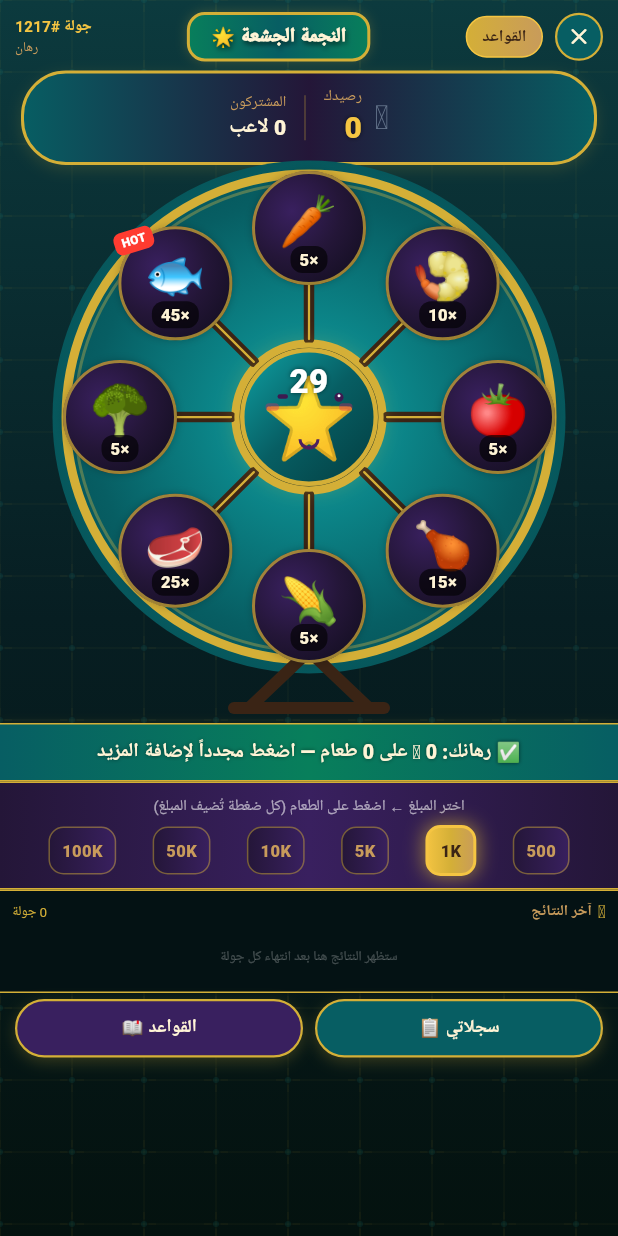
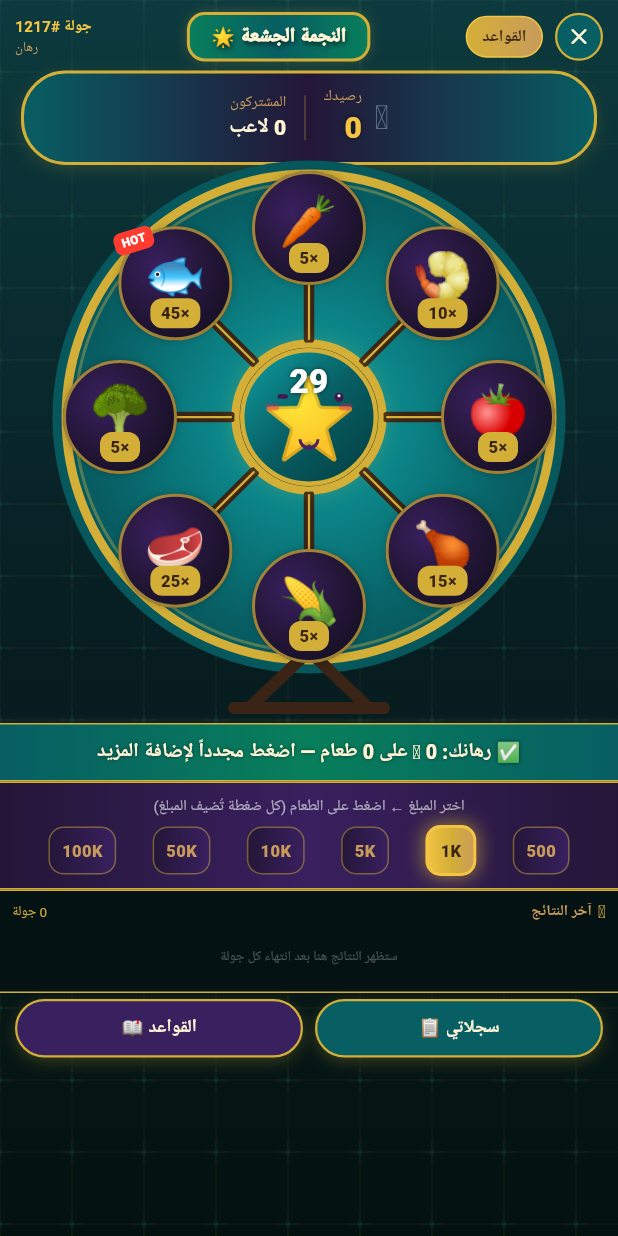
Before and after one commit to sheet-cmyk/chat-live, a Flutter app: the GreedyStarScreen screen opened by its route, on a phone screen of 412 x 824 dp. Run offline on Flutter 3.47's test engine with Material 3 defaults, Android fonts, the phone set to English and light mode, and no system bars; our stand-ins replace audioplayers, cached_network_image, cloud_firestore, firebase_auth, firebase_core, firebase_crashlytics and 13 more; missing offline and left inert: zego_express_engine; accounts and stored records are empty; Roboto replaces fonts that are missing (Cairo).

Commit message:
make multiplier badge visible: gold background dark text
Co-Authored-By: Claude Sonnet 4.6 <noreply@anthropic.com>

```diff
--- a/lib/features/game/presentation/screens/greedy_star_screen.dart
+++ b/lib/features/game/presentation/screens/greedy_star_screen.dart
@@ -583,15 +583,14 @@ class _GSState extends ConsumerState<GreedyStarScreen> with TickerProviderStateM
                           bottom: 6, left: 0, right: 0,
                           child: Center(
                             child: Container(
-                              padding: const EdgeInsets.symmetric(horizontal: 6, vertical: 1),
+                              padding: const EdgeInsets.symmetric(horizontal: 7, vertical: 2),
                               decoration: BoxDecoration(
-                                color: Colors.black.withAlpha(160),
+                                color: _kGold,
                                 borderRadius: BorderRadius.circular(8),
                               ),
                               child: Text('×${food.mult}',
-                                style: const TextStyle(color: _kCream, fontSize: 11,
-                                  fontWeight: FontWeight.w900,
-                                  shadows: [Shadow(color: Colors.black, blurRadius: 2)])),
+                                style: const TextStyle(color: _kDarkBrown, fontSize: 11,
+                                  fontWeight: FontWeight.w900)),
                             ),
                           ),
                         ),
```
